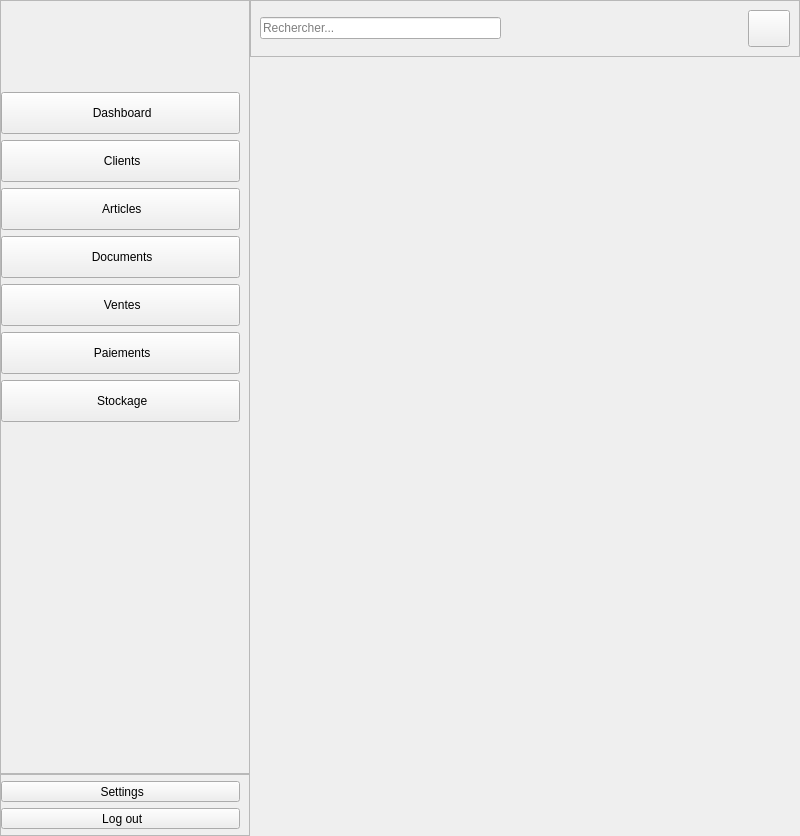
Before: the Qt Designer form modules/table_de_bord/dashboard_menu.ui in lak-barmajyat/AZENZ-Commercial, drawn with Qt 5.
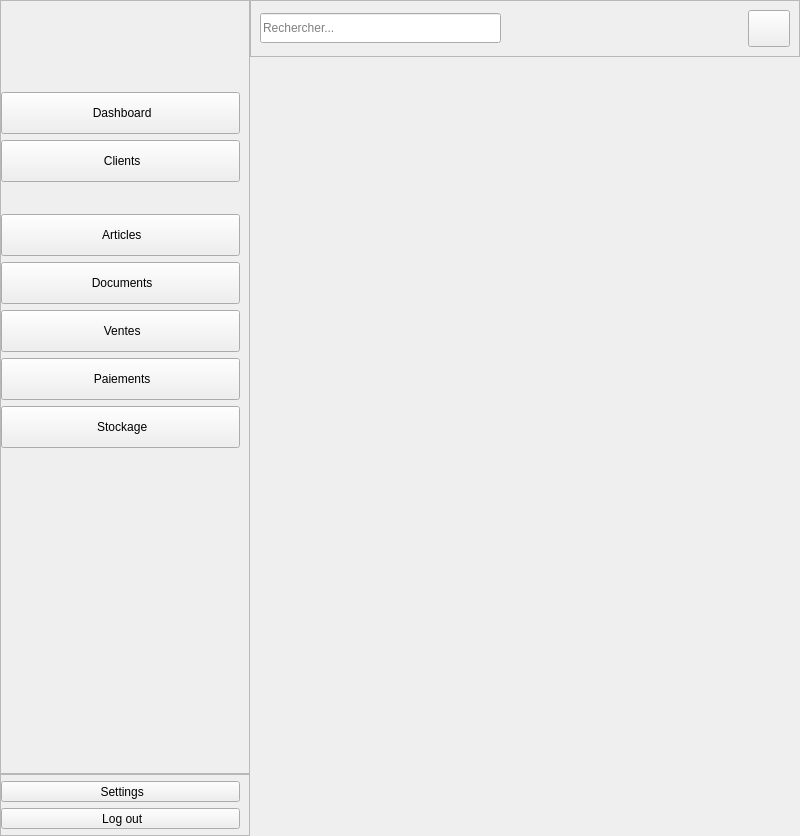
After: the same form once the commit is applied. Icons and pictures are not drawn.

Commit message: dashboard - ventes

The edit to the form file:
```diff
--- a/modules/table_de_bord/dashboard_menu.ui
+++ b/modules/table_de_bord/dashboard_menu.ui
@@ -13,6 +13,12 @@
   <property name="windowTitle">
    <string>MainWindow</string>
   </property>
+  <property name="styleSheet">
+   <string notr="true"/>
+  </property>
+  <property name="class" stdset="0">
+   <string>sidebar-button</string>
+  </property>
   <widget class="QWidget" name="centralwidget">
    <layout class="QHBoxLayout" name="horizontalLayout">
     <property name="spacing">
@@ -71,6 +77,9 @@
            <height>16777215</height>
           </size>
          </property>
+         <property name="styleSheet">
+          <string notr="true"/>
+         </property>
          <property name="frameShape">
           <enum>QFrame::StyledPanel</enum>
          </property>
@@ -202,6 +211,70 @@
             </property>
            </widget>
           </item>
+          <item>
+           <layout class="QHBoxLayout" name="horizontalLayout_3">
+            <property name="spacing">
+             <number>0</number>
+            </property>
+            <property name="leftMargin">
+             <number>0</number>
+            </property>
+            <property name="rightMargin">
+             <number>0</number>
+            </property>
+            <property name="bottomMargin">
+             <number>0</number>
+            </property>
+            <item>
+             <spacer name="horizontalSpacer_3">
+              <property name="orientation">
+               <enum>Qt::Horizontal</enum>
+              </property>
+              <property name="sizeType">
+               <enum>QSizePolicy::Fixed</enum>
+              </property>
+              <property name="sizeHint" stdset="0">
+               <size>
+                <width>10</width>
+                <height>20</height>
+               </size>
+              </property>
+             </spacer>
+            </item>
+            <item>
+             <widget class="QLabel" name="SeparatorLine">
+              <property name="maximumSize">
+               <size>
+                <width>16777215</width>
+                <height>1</height>
+               </size>
+              </property>
+              <property name="text">
+               <string/>
+              </property>
+              <property name="class" stdset="0">
+               <string>separator</string>
+              </property>
+             </widget>
+            </item>
+            <item>
+             <spacer name="horizontalSpacer_4">
+              <property name="orientation">
+               <enum>Qt::Horizontal</enum>
+              </property>
+              <property name="sizeType">
+               <enum>QSizePolicy::Fixed</enum>
+              </property>
+              <property name="sizeHint" stdset="0">
+               <size>
+                <width>10</width>
+                <height>20</height>
+               </size>
+              </property>
+             </spacer>
+            </item>
+           </layout>
+          </item>
           <item>
            <widget class="QToolButton" name="ArticlesButton">
             <property name="sizePolicy">
@@ -518,6 +591,12 @@
         <layout class="QHBoxLayout" name="horizontalLayout_2">
          <item>
           <widget class="QLineEdit" name="RechercherEntry">
+           <property name="minimumSize">
+            <size>
+             <width>0</width>
+             <height>30</height>
+            </size>
+           </property>
            <property name="placeholderText">
             <string>Rechercher...</string>
            </property>
```
Left out of the diff: 76 changed lines with no effect on the pictures. The commit also changes 36 other files.
